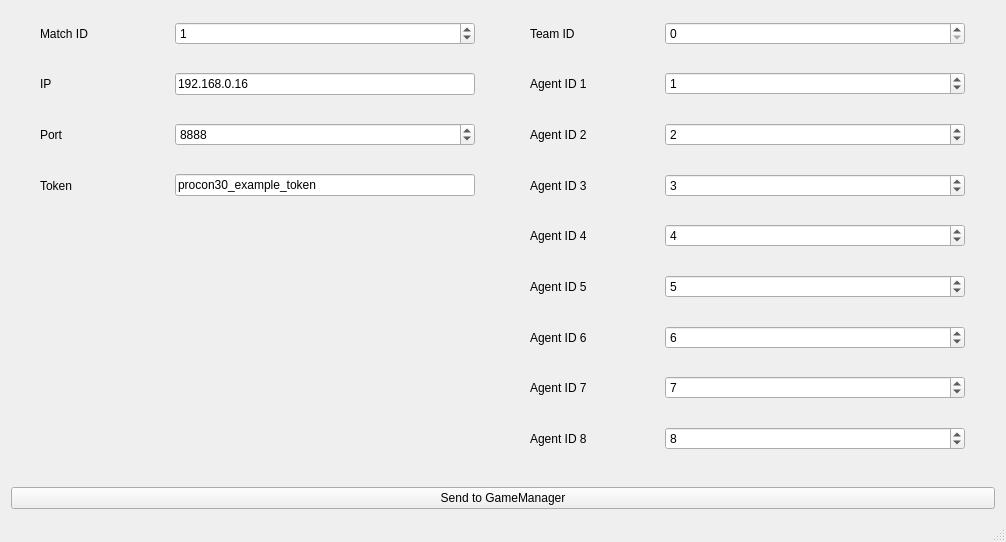
Above: Takao/takao.ui from tnct-spc/procon2019-comp before the change. Below: the same form after it.
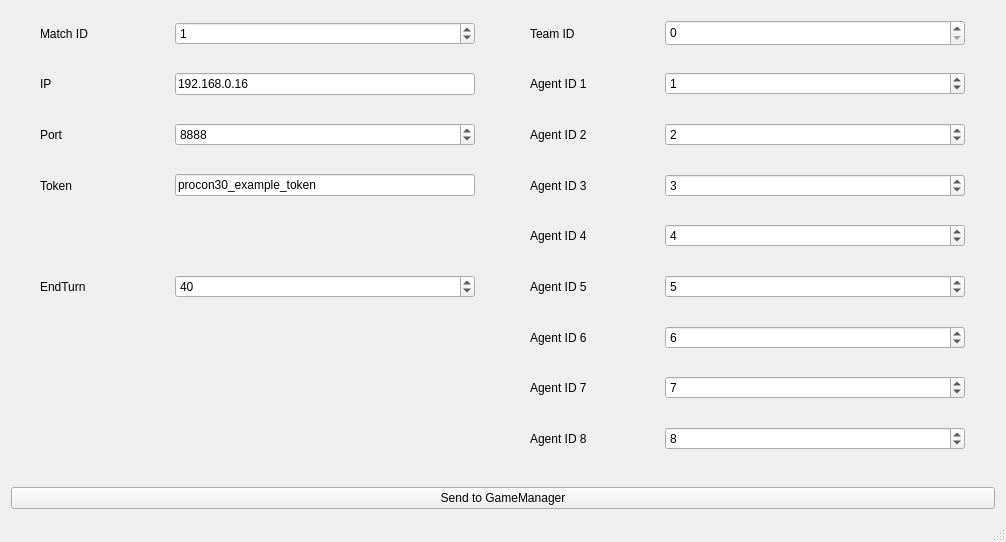
That is the form after the change.

Commit message: [add]add end_turn setting to ui

```diff
--- a/Takao/takao.ui
+++ b/Takao/takao.ui
@@ -97,8 +97,8 @@
        <widget class="QSpinBox" name="TeamID">
         <property name="minimumSize">
          <size>
-          <width>300</width>
-          <height>0</height>
+          <width>142</width>
+          <height>26</height>
          </size>
         </property>
         <property name="maximumSize">
@@ -409,6 +409,20 @@
         </property>
        </widget>
       </item>
+      <item row="5" column="0">
+       <widget class="QLabel" name="label_14">
+        <property name="text">
+         <string>EndTurn</string>
+        </property>
+       </widget>
+      </item>
+      <item row="5" column="1">
+       <widget class="QSpinBox" name="EndTurn">
+        <property name="value">
+         <number>40</number>
+        </property>
+       </widget>
+      </item>
      </layout>
     </item>
     <item>
```
The commit also changes 1 other file.
